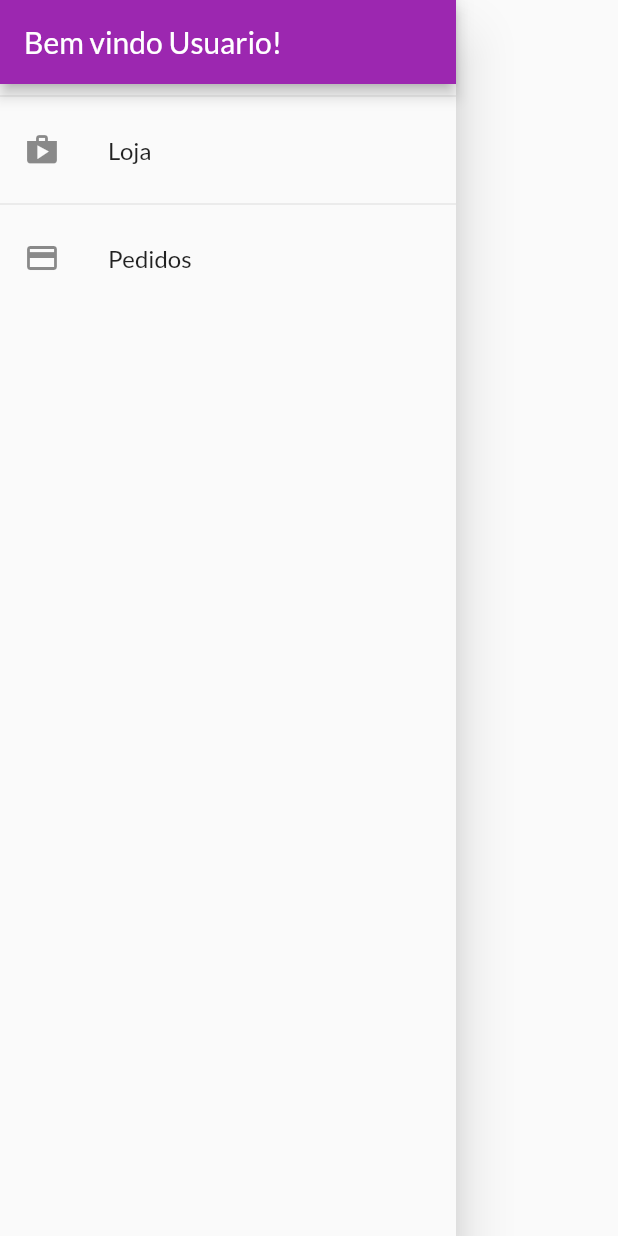
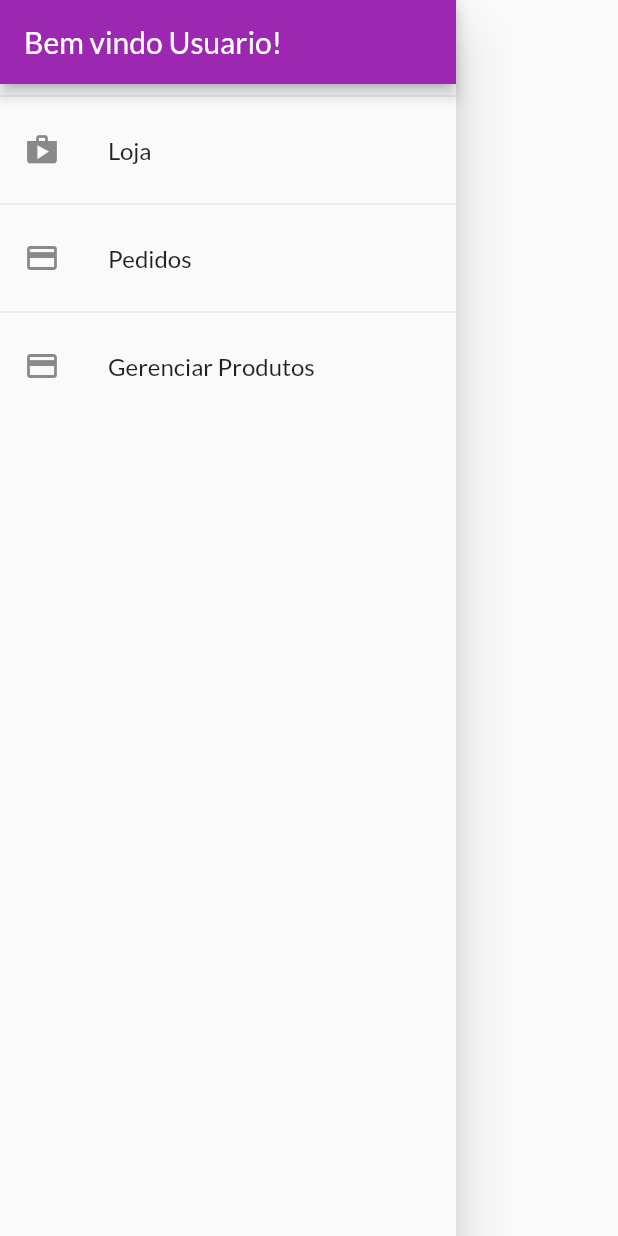
Before and after one commit to marcelooo616/study_projects, a Flutter app: the AppDrawer widget shown alone on an empty page, opened directly, on a phone screen of 412 x 824 dp. Run offline on Flutter 3.47's test engine with Material 2 defaults, Android fonts, the phone set to English and light mode, and no system bars; network calls fail.

Commit message:
feat - Componente gerenciamento de produto#01

```diff
--- a/shop/lib/main.dart
+++ b/shop/lib/main.dart
@@ -7,6 +7,7 @@ import 'package:shop/src/utils/routes/app_routes.dart';
 import 'package:shop/src/view/pages/cart_page.dart';
 import 'package:shop/src/view/pages/orders_page.dart';
 import 'package:shop/src/view/pages/product_detail_page.dart';
+import 'package:shop/src/view/pages/product_page.dart';
 import 'package:shop/src/view/pages/products_overview_page.dart';
 
 void main() {
@@ -39,6 +40,7 @@ class MyApp extends StatelessWidget {
           AppRoutes.PRODUCT_DETAIL: (context) => ProductDetailPage(),
           AppRoutes.CART: (context) => CartPage(),
           AppRoutes.ORDERS: (context) => OrdersPage(),
+          AppRoutes.PRODUCTS: (context) => ProductPage(),
 
         },
       ),
--- a/shop/lib/src/models/class/product_list.dart
+++ b/shop/lib/src/models/class/product_list.dart
@@ -8,7 +8,9 @@ class ProductList with ChangeNotifier {
     List<Product> get items => [..._items];
     List<Product> get favoriteItems =>  _items.where((element) => element.isfavorite).toList();
 
-
+    int get itemsCount{
+      return _items.length;
+    }
     void addproduct(Product product) {
       _items.add(product);
       notifyListeners();
--- a/shop/lib/src/utils/routes/app_routes.dart
+++ b/shop/lib/src/utils/routes/app_routes.dart
@@ -3,4 +3,5 @@ class AppRoutes {
   static const PRODUCT_DETAIL = '/product-detail';
   static const CART = '/cart';
   static const ORDERS = '/orders';
+  static const PRODUCTS = '/products';
 }
--- a/shop/lib/src/view/widgets/app_drawer.dart
+++ b/shop/lib/src/view/widgets/app_drawer.dart
@@ -29,6 +29,14 @@ class AppDrawer extends StatelessWidget {
             onTap: () {
             Navigator.of(context).pushReplacementNamed(AppRoutes.ORDERS);
             },
+          ),
+          Divider(),
+          ListTile(
+            leading: Icon(Icons.payment),
+            title: Text('Gerenciar Produtos'),
+            onTap: () {
+            Navigator.of(context).pushReplacementNamed(AppRoutes.PRODUCTS);
+            },
           )
 
       ]),
```
Also changed, not shown: shop/lib/src/view/pages/product_page.dart (added, +26 -0 lines).
